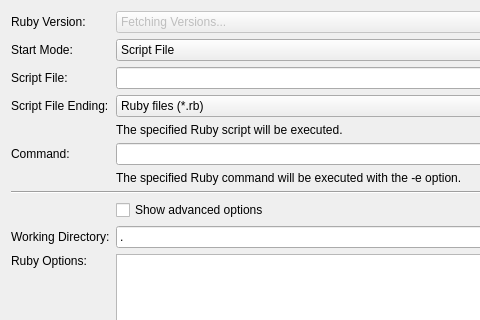
First picture: the form in src/brickv/plugin_system/plugins/red/ui/program_page_ruby.ui, repository Tinkerforge/brickv, before the edit; both pictures show x 0 to 480 and y 0 to 320 of the 582 by 689 pixel window.
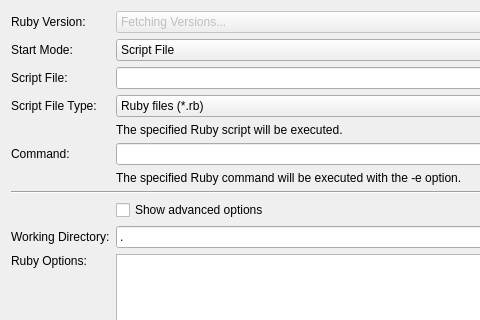
Second picture: the form after the edit. Custom widgets are drawn as their Qt base class.

Patch:
```diff
--- a/src/brickv/plugin_system/plugins/red/ui/program_page_ruby.ui
+++ b/src/brickv/plugin_system/plugins/red/ui/program_page_ruby.ui
@@ -228,7 +228,7 @@
      <item row="3" column="0">
       <widget class="QLabel" name="label_script_file_ending">
        <property name="text">
-        <string>Script File Ending:</string>
+        <string>Script File Type:</string>
        </property>
       </widget>
      </item>
```
Left out of the diff: 4 changed lines with no effect on the pictures.
